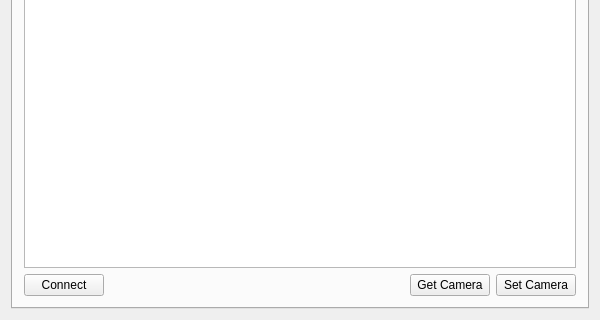
This is EVA00/ueva/setup.ui in DaveSketchySpeedway/RoboDrop as Qt 5 draws it before an edit; both pictures show x 0 to 600 and y 480 to 800 of the 600 by 800 pixel window. The edited form follows.
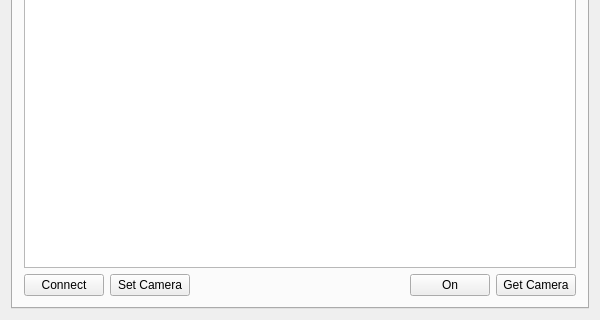
This is the edited form. The open tabs and pages were chosen to show the change.

Commit message: slightly improved random color generation in plotter, moved camera on button from dashboard to setup

The edit to the form file:
```diff
--- a/EVA00/ueva/setup.ui
+++ b/EVA00/ueva/setup.ui
@@ -53,6 +53,13 @@
              </property>
             </widget>
            </item>
+           <item>
+            <widget class="QPushButton" name="setCameraButton">
+             <property name="text">
+              <string>Set Camera</string>
+             </property>
+            </widget>
+           </item>
            <item>
             <spacer name="horizontalSpacer_2">
              <property name="orientation">
@@ -66,6 +73,16 @@
              </property>
             </spacer>
            </item>
+           <item>
+            <widget class="QPushButton" name="cameraButton">
+             <property name="text">
+              <string>On</string>
+             </property>
+             <property name="checkable">
+              <bool>true</bool>
+             </property>
+            </widget>
+           </item>
            <item>
             <widget class="QPushButton" name="getCameraButton">
              <property name="text">
@@ -73,13 +90,6 @@
              </property>
             </widget>
            </item>
-           <item>
-            <widget class="QPushButton" name="setCameraButton">
-             <property name="text">
-              <string>Set Camera</string>
-             </property>
-            </widget>
-           </item>
           </layout>
          </item>
         </layout>
```
Left out of the diff: 2 changed lines with no effect on the pictures. The commit also changes 8 other files.
